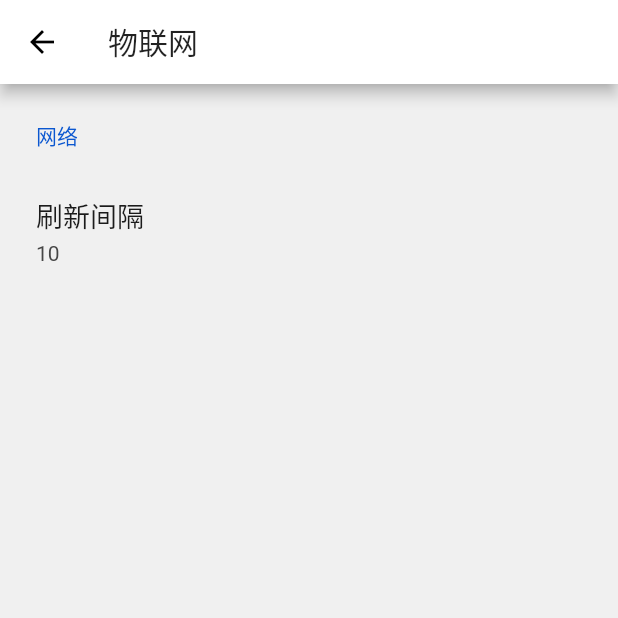
After one commit to he0119/smart-home-flutter, a Flutter app: the IotSettingsPage screen opened directly, on a phone screen of 412 x 824 dp, the top half of it. The commit adds this screen. Run offline on Flutter 3.47's test engine with Material 2 defaults, Android fonts, the phone set to English and light mode, and no system bars; drawn by our look-alikes of settings_ui; our stand-ins replace bloc, cached_network_image, device_info, equatable, flutter_bloc, flutter_markdown and 6 more; missing offline and left inert: enum_to_string, quick_actions, version; accounts and stored records are empty; generated files the repository leaves out were written again; statements that could not run were skipped.

Commit message:
给物联网添加独立的设置界面

```diff
--- /dev/null
+++ b/lib/pages/settings/iot/settings_page.dart
@@ -0,0 +1,38 @@
+import 'package:flutter/material.dart';
+import 'package:flutter_bloc/flutter_bloc.dart';
+import 'package:settings_ui/settings_ui.dart';
+import 'package:smart_home/blocs/blocs.dart';
+import 'package:smart_home/pages/settings/iot/refresh_interval_page.dart';
+
+class IotSettingsPage extends StatelessWidget {
+  const IotSettingsPage({Key key}) : super(key: key);
+
+  @override
+  Widget build(BuildContext context) {
+    return Scaffold(
+      appBar: AppBar(
+        title: Text('物联网'),
+      ),
+      body: BlocBuilder<AppPreferencesBloc, AppPreferencesState>(
+        builder: (context, state) => SettingsList(
+          sections: [
+            SettingsSection(
+              title: '网络',
+              tiles: [
+                SettingsTile(
+                  title: '刷新间隔',
+                  subtitle: state.refreshInterval.toString() ?? '请单击输入',
+                  onTap: () {
+                    Navigator.of(context).push(MaterialPageRoute(
+                      builder: (context) => RefreshIntervalPage(),
+                    ));
+                  },
+                ),
+              ],
+            ),
+          ],
+        ),
+      ),
+    );
+  }
+}
--- a/lib/pages/settings/home_page.dart
+++ b/lib/pages/settings/settings_page.dart
@@ -45,7 +45,7 @@ class SettingsPage extends StatelessWidget {
               ],
             ),
             SettingsSection(
-              title: 'IOT',
+              title: '物联网',
               tiles: [
                 SettingsTile(
                   title: '刷新间隔',
--- a/lib/widgets/drawer.dart
+++ b/lib/widgets/drawer.dart
@@ -1,7 +1,7 @@
 import 'package:flutter/material.dart';
 import 'package:flutter_bloc/flutter_bloc.dart';
 import 'package:smart_home/blocs/authentication/authentication_bloc.dart';
-import 'package:smart_home/pages/settings/home_page.dart';
+import 'package:smart_home/pages/settings/settings_page.dart';
 import 'package:smart_home/repositories/repositories.dart';
 import 'package:smart_home/widgets/gravatar.dart';
 import 'package:version/version.dart';
```
Also changed, not shown: lib/pages/iot/home_page.dart (+12 -23 lines).
